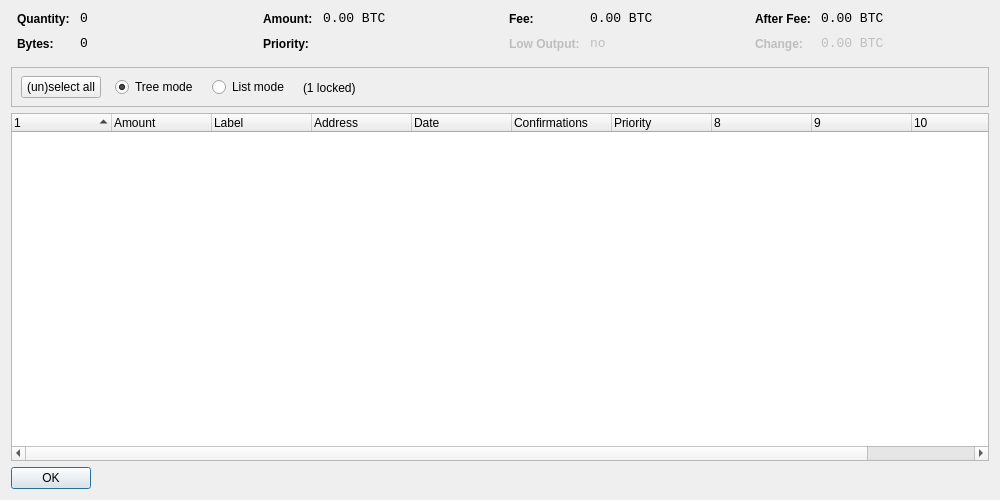
Before: the Qt Designer form src/qt/forms/coincontroldialog.ui in tos-project/TOSC, drawn with Qt 5.
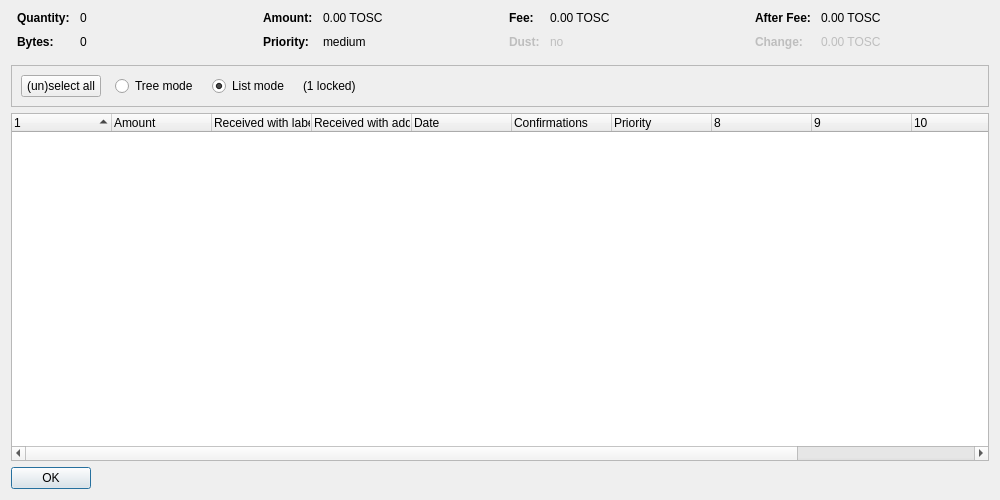
After: the same form once the commit is applied. Custom widgets are drawn as their Qt base class.

Patch:
```diff
--- a/src/qt/forms/coincontroldialog.ui
+++ b/src/qt/forms/coincontroldialog.ui
@@ -38,8 +38,11 @@
        </property>
        <item row="0" column="0">
         <widget class="QLabel" name="labelCoinControlQuantityText">
-         <property name="styleSheet">
-          <string notr="true">font-weight:bold;</string>
+         <property name="font">
+          <font>
+           <weight>75</weight>
+           <bold>true</bold>
+          </font>
          </property>
          <property name="text">
           <string>Quantity:</string>
@@ -48,12 +51,6 @@
        </item>
        <item row="0" column="1">
         <widget class="QLabel" name="labelCoinControlQuantity">
-         <property name="font">
-          <font>
-           <family>Monospace</family>
-           <pointsize>10</pointsize>
-          </font>
-         </property>
          <property name="cursor">
           <cursorShape>IBeamCursor</cursorShape>
          </property>
@@ -70,8 +67,11 @@
        </item>
        <item row="1" column="0">
         <widget class="QLabel" name="labelCoinControlBytesText">
-         <property name="styleSheet">
-          <string notr="true">font-weight:bold;</string>
+         <property name="font">
+          <font>
+           <weight>75</weight>
+           <bold>true</bold>
+          </font>
          </property>
          <property name="text">
           <string>Bytes:</string>
@@ -80,12 +80,6 @@
        </item>
        <item row="1" column="1">
         <widget class="QLabel" name="labelCoinControlBytes">
-         <property name="font">
-          <font>
-           <family>Monospace</family>
-           <pointsize>10</pointsize>
-          </font>
-         </property>
          <property name="cursor">
           <cursorShape>IBeamCursor</cursorShape>
          </property>
@@ -118,8 +112,11 @@
        </property>
        <item row="0" column="0">
         <widget class="QLabel" name="labelCoinControlAmountText">
-         <property name="styleSheet">
-          <string notr="true">font-weight:bold;</string>
+         <property name="font">
+          <font>
+           <weight>75</weight>
+           <bold>true</bold>
+          </font>
          </property>
          <property name="text">
           <string>Amount:</string>
@@ -128,12 +125,6 @@
        </item>
        <item row="0" column="1">
         <widget class="QLabel" name="labelCoinControlAmount">
-         <property name="font">
-          <font>
-           <family>Monospace</family>
-           <pointsize>10</pointsize>
-          </font>
-         </property>
          <property name="cursor">
           <cursorShape>IBeamCursor</cursorShape>
          </property>
@@ -141,7 +132,7 @@
           <enum>Qt::ActionsContextMenu</enum>
          </property>
          <property name="text">
-          <string notr="true">0.00 BTC</string>
+          <string notr="true">0.00 TOSC</string>
          </property>
          <property name="textInteractionFlags">
           <set>Qt::LinksAccessibleByMouse|Qt::TextSelectableByKeyboard|Qt::TextSelectableByMouse</set>
@@ -150,8 +141,11 @@
        </item>
        <item row="1" column="0">
         <widget class="QLabel" name="labelCoinControlPriorityText">
-         <property name="styleSheet">
-          <string notr="true">font-weight:bold;</string>
+         <property name="font">
+          <font>
+           <weight>75</weight>
+           <bold>true</bold>
+          </font>
          </property>
          <property name="text">
           <string>Priority:</string>
@@ -160,12 +154,6 @@
        </item>
        <item row="1" column="1">
         <widget class="QLabel" name="labelCoinControlPriority">
-         <property name="font">
-          <font>
-           <family>Monospace</family>
-           <pointsize>10</pointsize>
-          </font>
-         </property>
          <property name="cursor">
           <cursorShape>IBeamCursor</cursorShape>
          </property>
@@ -173,7 +161,7 @@
           <enum>Qt::ActionsContextMenu</enum>
          </property>
          <property name="text">
-          <string/>
+          <string notr="true">medium</string>
          </property>
          <property name="textInteractionFlags">
           <set>Qt::LinksAccessibleByMouse|Qt::TextSelectableByKeyboard|Qt::TextSelectableByMouse</set>
@@ -198,8 +186,11 @@
        </property>
        <item row="0" column="0">
         <widget class="QLabel" name="labelCoinControlFeeText">
-         <property name="styleSheet">
-          <string notr="true">font-weight:bold;</string>
+         <property name="font">
+          <font>
+           <weight>75</weight>
+           <bold>true</bold>
+          </font>
          </property>
          <property name="text">
           <string>Fee:</string>
@@ -208,12 +199,6 @@
        </item>
        <item row="0" column="1">
         <widget class="QLabel" name="labelCoinControlFee">
-         <property name="font">
-          <font>
-           <family>Monospace</family>
-           <pointsize>10</pointsize>
-          </font>
-         </property>
          <property name="cursor">
           <cursorShape>IBeamCursor</cursorShape>
          </property>
@@ -221,7 +206,7 @@
           <enum>Qt::ActionsContextMenu</enum>
          </property>
          <property name="text">
-          <string notr="true">0.00 BTC</string>
+          <string notr="true">0.00 TOSC</string>
          </property>
          <property name="textInteractionFlags">
           <set>Qt::LinksAccessibleByMouse|Qt::TextSelectableByKeyboard|Qt::TextSelectableByMouse</set>
@@ -233,11 +218,14 @@
          <property name="enabled">
           <bool>false</bool>
          </property>
-         <property name="styleSheet">
-          <string notr="true">font-weight:bold;</string>
+         <property name="font">
+          <font>
+           <weight>75</weight>
+           <bold>true</bold>
+          </font>
          </property>
          <property name="text">
-          <string>Low Output:</string>
+          <string>Dust:</string>
          </property>
         </widget>
        </item>
@@ -246,12 +234,6 @@
          <property name="enabled">
           <bool>false</bool>
          </property>
-         <property name="font">
-          <font>
-           <family>Monospace</family>
-           <pointsize>10</pointsize>
-          </font>
-         </property>
          <property name="cursor">
           <cursorShape>IBeamCursor</cursorShape>
          </property>
@@ -284,8 +266,11 @@
        </property>
        <item row="0" column="0">
         <widget class="QLabel" name="labelCoinControlAfterFeeText">
-         <property name="styleSheet">
-          <string notr="true">font-weight:bold;</string>
+         <property name="font">
+          <font>
+           <weight>75</weight>
+           <bold>true</bold>
+          </font>
          </property>
          <property name="text">
           <string>After Fee:</string>
@@ -294,12 +279,6 @@
        </item>
        <item row="0" column="1">
         <widget class="QLabel" name="labelCoinControlAfterFee">
-         <property name="font">
-          <font>
-           <family>Monospace</family>
-           <pointsize>10</pointsize>
-          </font>
-         </property>
          <property name="cursor">
           <cursorShape>IBeamCursor</cursorShape>
          </property>
@@ -307,7 +286,7 @@
           <enum>Qt::ActionsContextMenu</enum>
          </property>
          <property name="text">
-          <string notr="true">0.00 BTC</string>
+          <string notr="true">0.00 TOSC</string>
          </property>
          <property name="textInteractionFlags">
           <set>Qt::LinksAccessibleByMouse|Qt::TextSelectableByKeyboard|Qt::TextSelectableByMouse</set>
@@ -319,8 +298,11 @@
          <property name="enabled">
           <bool>false</bool>
          </property>
-         <property name="styleSheet">
-          <string notr="true">font-weight:bold;</string>
+         <property name="font">
+          <font>
+           <weight>75</weight>
+           <bold>true</bold>
+          </font>
          </property>
          <property name="text">
           <string>Change:</string>
@@ -332,12 +314,6 @@
          <property name="enabled">
           <bool>false</bool>
          </property>
-         <property name="font">
-          <font>
-           <family>Monospace</family>
-           <pointsize>10</pointsize>
-          </font>
-         </property>
          <property name="cursor">
           <cursorShape>IBeamCursor</cursorShape>
          </property>
@@ -345,7 +321,7 @@
           <enum>Qt::ActionsContextMenu</enum>
          </property>
          <property name="text">
-          <string notr="true">0.00 BTC</string>
+          <string notr="true">0.00 TOSC</string>
          </property>
          <property name="textInteractionFlags">
           <set>Qt::LinksAccessibleByMouse|Qt::TextSelectableByKeyboard|Qt::TextSelectableByMouse</set>
@@ -370,15 +346,8 @@
      <property name="frameShadow">
       <enum>QFrame::Sunken</enum>
      </property>
-     <widget class="QWidget" name="horizontalLayoutWidget">
-      <property name="geometry">
-       <rect>
-        <x>10</x>
-        <y>0</y>
-        <width>781</width>
-        <height>41</height>
-       </rect>
-      </property>
+     <layout class="QHBoxLayout" name="horizontalLayout">
+      <item>
       <layout class="QHBoxLayout" name="horizontalLayoutPanel" stretch="0,0,0,0,0">
        <property name="spacing">
         <number>14</number>
@@ -394,6 +363,9 @@
          <property name="text">
           <string>(un)select all</string>
          </property>
+          <property name="autoDefault">
+           <bool>false</bool>
+          </property>
         </widget>
        </item>
        <item>
@@ -407,9 +379,6 @@
          <property name="text">
           <string>Tree mode</string>
          </property>
-         <property name="checked">
-          <bool>true</bool>
-         </property>
         </widget>
        </item>
        <item>
@@ -423,6 +392,9 @@
          <property name="text">
           <string>List mode</string>
          </property>
+          <property name="checked">
+           <bool>true</bool>
+          </property>
         </widget>
        </item>
        <item>
@@ -446,7 +418,8 @@
         </spacer>
        </item>
       </layout>
-     </widget>
+      </item>
+     </layout>
     </widget>
    </item>
    <item>
@@ -458,7 +431,7 @@
       <bool>false</bool>
      </property>
      <property name="columnCount">
-      <number>11</number>
+      <number>12</number>
      </property>
      <attribute name="headerShowSortIndicator" stdset="0">
       <bool>true</bool>
@@ -478,12 +451,12 @@
      </column>
      <column>
       <property name="text">
-       <string notr="true">Label</string>
+       <string>Received with label</string>
       </property>
      </column>
      <column>
       <property name="text">
-       <string>Address</string>
+       <string>Received with address</string>
       </property>
      </column>
      <column>
@@ -524,6 +497,11 @@
        <string/>
       </property>
      </column>
+     <column>
+      <property name="text">
+       <string/>
+      </property>
+     </column>
     </widget>
    </item>
    <item>
```
Left out of the diff: 6 changed lines with no effect on the pictures. Lines whose indentation alone changed are shown as unchanged.
